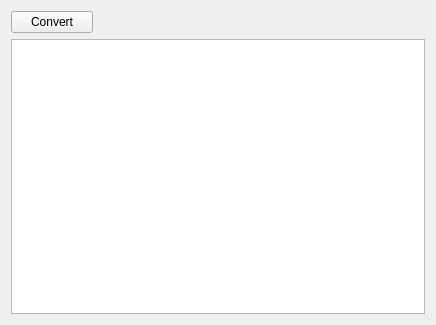
Before: the Qt Designer form externals/IFCImportPlugin/src/ImportWPConvert.ui in hirseboy/IFC-Import-Plugin, drawn with Qt 5.
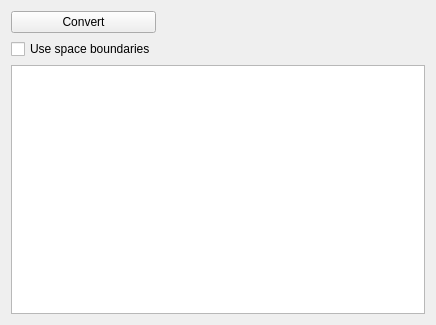
After: the same form once the commit is applied.

Commit message: add optipons for readErrors and using space boundaries

What changed in the file:
```diff
--- a/externals/IFCImportPlugin/src/ImportWPConvert.ui
+++ b/externals/IFCImportPlugin/src/ImportWPConvert.ui
@@ -14,9 +14,6 @@
    <string>WizardPage</string>
   </property>
   <layout class="QGridLayout" name="gridLayout" columnstretch="0,0,0">
-   <item row="1" column="0" colspan="3">
-    <widget class="QTextEdit" name="textEdit"/>
-   </item>
    <item row="0" column="0">
     <widget class="QPushButton" name="pushButtonConvert">
      <property name="text">
@@ -37,6 +34,16 @@
      </property>
     </spacer>
    </item>
+   <item row="2" column="0" colspan="3">
+    <widget class="QTextEdit" name="textEdit"/>
+   </item>
+   <item row="1" column="0">
+    <widget class="QCheckBox" name="checkBoxUseSpaceBoundaries">
+     <property name="text">
+      <string>Use space boundaries</string>
+     </property>
+    </widget>
+   </item>
   </layout>
  </widget>
  <resources/>
```
The commit also changes 3 other files.
